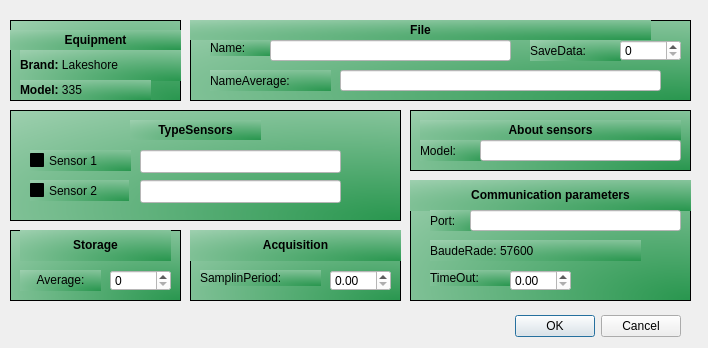
Above: MonTemp/tercera.ui from Julian-RC/Inter-Mon-Temp before the change. Below: the same form after it.
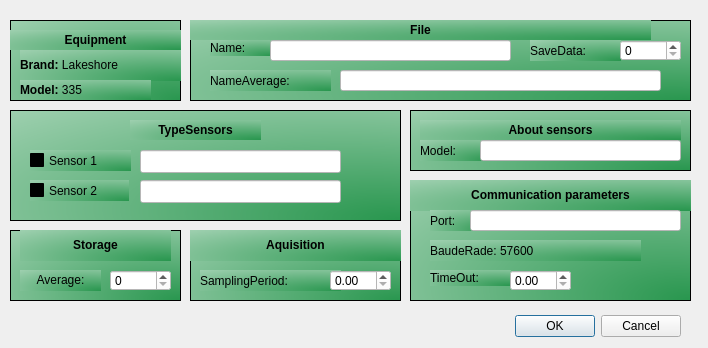
That is the form after the change.

Diff of the .ui file:
```diff
--- a/MonTemp/tercera.ui
+++ b/MonTemp/tercera.ui
@@ -61,7 +61,7 @@
      <string notr="true">background-color: a(0);</string>
     </property>
     <property name="text">
-     <string>&lt;html&gt;&lt;head/&gt;&lt;body&gt;&lt;p align=&quot;center&quot;&gt;&lt;span style=&quot; font-weight:600;&quot;&gt;Acquisition&lt;/span&gt;&lt;/p&gt;&lt;/body&gt;&lt;/html&gt;</string>
+     <string>&lt;html&gt;&lt;head/&gt;&lt;body&gt;&lt;p align=&quot;center&quot;&gt;&lt;span style=&quot; font-weight:600;&quot;&gt;Aquisition&lt;/span&gt;&lt;/p&gt;&lt;/body&gt;&lt;/html&gt;</string>
     </property>
    </widget>
    <widget class="QLabel" name="label_55">
@@ -69,15 +69,15 @@
      <rect>
       <x>10</x>
       <y>40</y>
-      <width>121</width>
-      <height>16</height>
+      <width>141</width>
+      <height>21</height>
      </rect>
     </property>
     <property name="styleSheet">
      <string notr="true">background-color: a(0);</string>
     </property>
     <property name="text">
-     <string>SamplinPeriod:</string>
+     <string>SamplingPeriod:</string>
     </property>
    </widget>
    <widget class="QDoubleSpinBox" name="samplinperiod">
```
